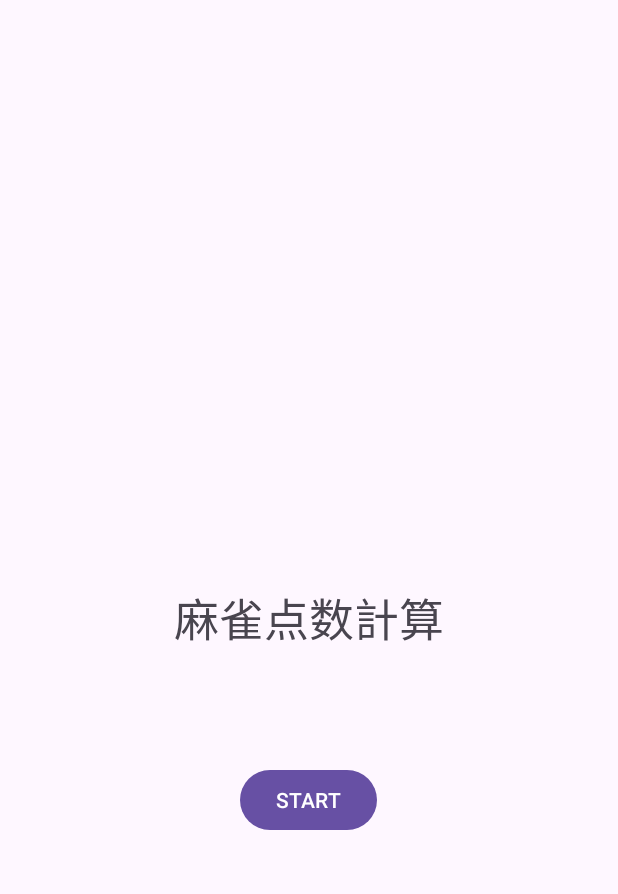
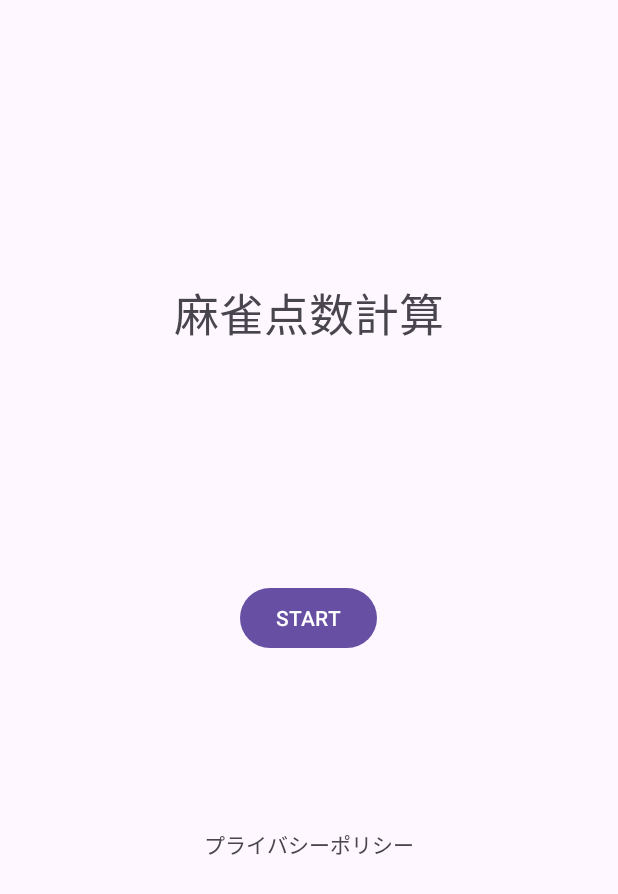
Before and after one commit to jezr250/mahjong2, an Android app: the screen it shows after launch (MainActivity), on a phone screen of 412 x 824 dp. Shown: the top 894 px of the screen. Run offline under Robolectric (Android 15) with nearby library versions, the light colour scheme and no system bars.

Commit message:
GooglePlayTest1

```diff
--- a/app/src/main/java/io/github/jezr250/mahjong2/MainActivity.java
+++ b/app/src/main/java/io/github/jezr250/mahjong2/MainActivity.java
@@ -4,7 +4,7 @@ import android.content.Intent;
 import androidx.appcompat.app.AppCompatActivity;
 import android.os.Bundle;
 import android.view.View;
-
+import android.net.Uri;
 public class MainActivity extends AppCompatActivity {
 
     @Override
@@ -12,7 +12,12 @@ public class MainActivity extends AppCompatActivity {
         super.onCreate(savedInstanceState);
         setContentView(R.layout.activity_main);
     }
-
+    public void openPrivacyPolicy(View view) {
+        // ここにプライバシーポリシーへのリンク先の処理を記述します
+        // 例えば、ブラウザを開いてプライバシーポリシーページに移動する場合:
+        Intent intent = new Intent(Intent.ACTION_VIEW, Uri.parse("https://jezr250.github.io/mjPrivacyPolicy/src/"));
+        startActivity(intent);
+    }
     public void onStartButtonClicked(View view) {
         Intent intent = new Intent(this, YakuActivity.class);
         startActivity(intent);
--- a/app/src/main/res/layout/activity_main.xml
+++ b/app/src/main/res/layout/activity_main.xml
@@ -13,7 +13,9 @@
         android:id="@+id/textView"
         android:layout_width="wrap_content"
         android:layout_height="wrap_content"
-        android:layout_centerInParent="true"
+        android:layout_centerHorizontal="true"
+        android:layout_alignParentTop="true"
+        android:layout_marginTop="170dp"
         android:text="麻雀点数計算"
         android:textSize="30sp"/>
 
@@ -21,10 +23,20 @@
         android:id="@+id/startButton"
         android:layout_width="wrap_content"
         android:layout_height="wrap_content"
-        android:layout_alignTop="@+id/textView"
-        android:layout_centerHorizontal="true"
-        android:layout_marginTop="120dp"
+        android:layout_centerInParent="true"
         android:onClick="onStartButtonClicked"
         android:text="START" />
 
+    <TextView
+        android:id="@+id/privacyPolicyTextView"
+        android:layout_width="wrap_content"
+        android:layout_height="wrap_content"
+        android:layout_below="@+id/startButton"
+        android:layout_centerHorizontal="true"
+        android:layout_marginTop="100dp"
+        android:text="プライバシーポリシー"
+        android:clickable="true"
+        android:onClick="openPrivacyPolicy"
+        android:padding="16dp"/>
+
 </RelativeLayout>
```
